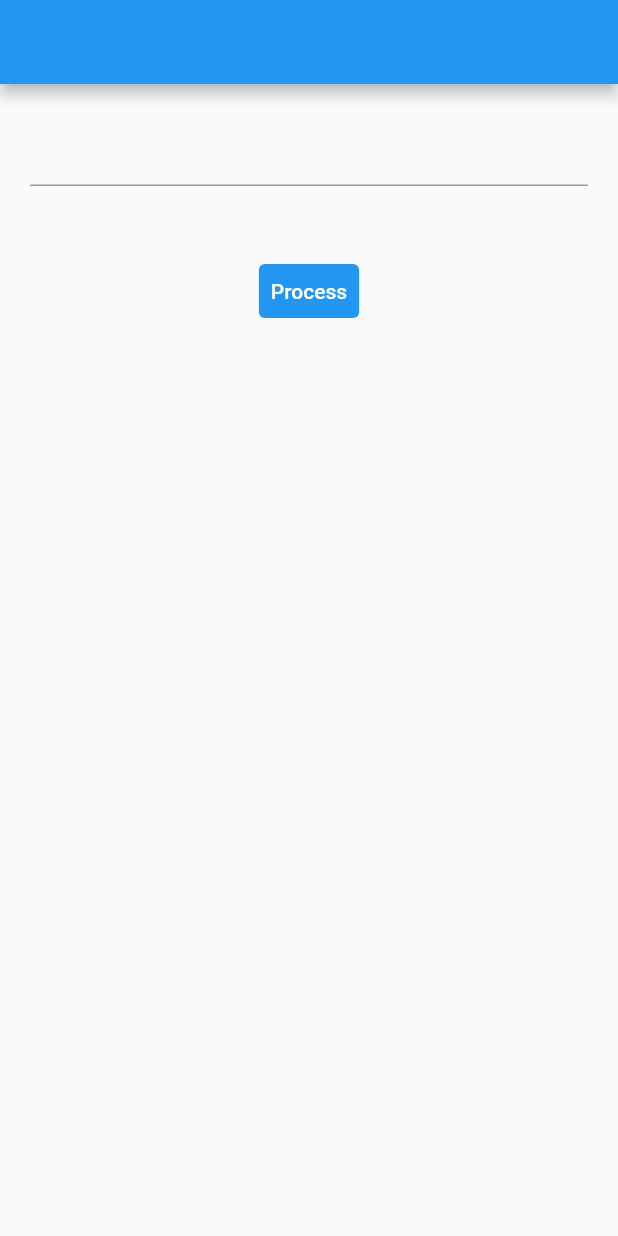
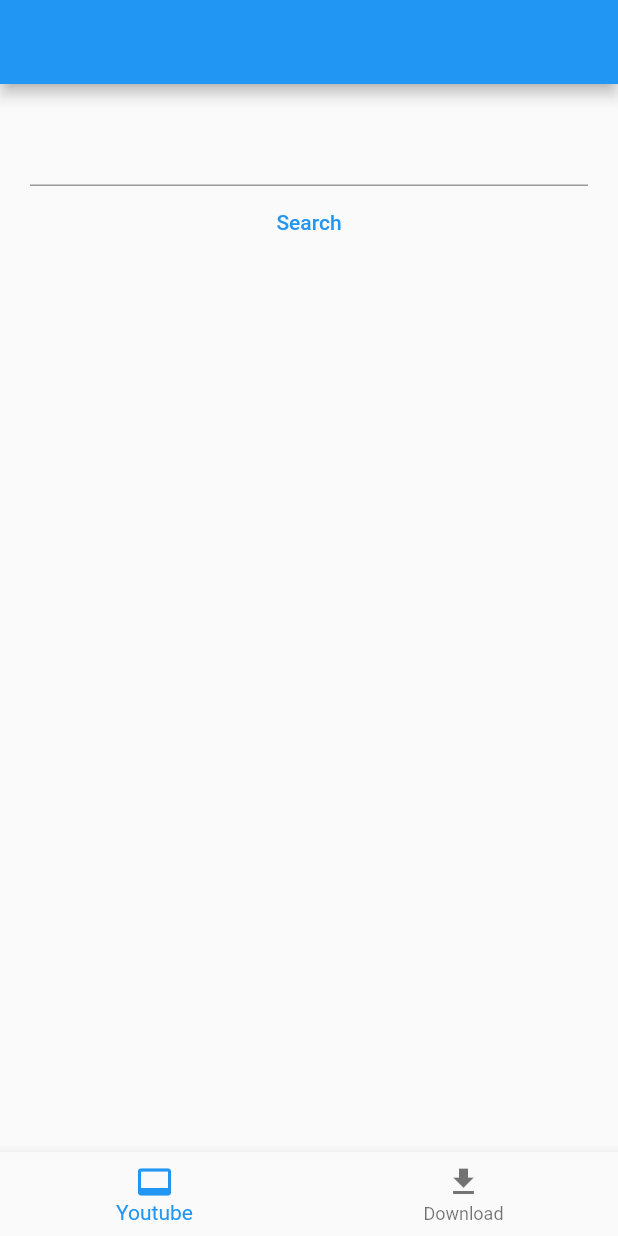
Before and after one commit to zizo-pro/audizi, a Flutter app: the screen it shows after launch, on a phone screen of 412 x 824 dp. Run offline on Flutter 3.47's test engine with Material 2 defaults, Android fonts, the phone set to English and light mode, and no system bars; our stand-ins replace cached_network_image, conditional_builder_null_safety, flutter_bloc, percent_indicator; missing offline and left inert: audiotagger, ffmpeg_kit_flutter_audio, image_downloader, youtube_api, youtube_explode_dart.

Commit message:
created the youtube tab and search bar

```diff
--- a/lib/cubit/cubit.dart
+++ b/lib/cubit/downloader_cubit/DownloaderCubit.dart
@@ -1,18 +1,19 @@
+// ignore_for_file: prefer_typing_uninitialized_variables, file_names
+
 import 'dart:developer';
 import 'dart:io';
 import 'package:audiotagger/audiotagger.dart';
-import 'package:drive_music/audio_tagger.dart';
-import 'package:drive_music/cubit/states.dart';
+import 'package:drive_music/cubit/downloader_cubit/DownloaderStates.dart';
 import 'package:ffmpeg_kit_flutter_audio/ffmpeg_kit.dart';
 import 'package:flutter/material.dart';
 import 'package:flutter_bloc/flutter_bloc.dart';
 import 'package:image_downloader/image_downloader.dart';
 import 'package:youtube_explode_dart/youtube_explode_dart.dart';
 
-class AppCubit extends Cubit<AppStates> {
-  AppCubit() : super(AppInitState());
+class DownloaderCubit extends Cubit<DownloadStates> {
+  DownloaderCubit() : super(DownloaderInitState());
 
-  static AppCubit get(context) => BlocProvider.of(context);
+  static DownloaderCubit get(context) => BlocProvider.of(context);
 
   TextEditingController linkEntry = TextEditingController();
   List<FileSystemEntity> entities = [];
@@ -25,15 +26,13 @@ class AppCubit extends Cubit<AppStates> {
   Future<void> downloadVideo({required String link}) async {
     var yt = YoutubeExplode();
 
-    var videox = await yt.videos.get(link).then((value) {
+    await yt.videos.get(link).then((value) {
       videoName = value.title;
       value.publishDate!.year;
-      // value.
-
       videoArtist = value.author;
       imageUrl = value.thumbnails.highResUrl;
       video = value;
-      emit(AppLinkEnterState());
+      emit(DownloaderLinkEnterState());
     });
 
     var manifest = await yt.videos.streamsClient.getManifest(link);
@@ -49,13 +48,10 @@ class AppCubit extends Cubit<AppStates> {
       count += data.length;
       progress = ((count / len) * 100).ceil();
       fileStream.add(data);
-      emit(AppProgressBar());
+      emit(DownloaderProgressBar());
     }
     downloadImage(url: imageUrl, title: videoName);
     await fileStream.close().then((value) => convert(video));
-
-    // await convert().then((value) => tag(video: video).then((value) {}));
-    // tag(video: video);
   }
 
   Future<void> convert(video) async {
--- /dev/null
+++ b/lib/cubit/downloader_cubit/DownloaderStates.dart
@@ -0,0 +1,5 @@
+abstract class DownloadStates{}
+
+class DownloaderInitState extends DownloadStates {}
+class DownloaderLinkEnterState extends DownloadStates{}
+class DownloaderProgressBar extends DownloadStates {}
--- /dev/null
+++ b/lib/cubit/main_cubit/AppCubit.dart
@@ -0,0 +1,60 @@
+import 'dart:developer';
+
+import 'package:drive_music/cubit/main_cubit/AppStates.dart';
+import 'package:drive_music/cubit/youtube_cubit/YoutubeCubit.dart';
+import 'package:drive_music/cubit/youtube_cubit/YoutubeStates.dart';
+import 'package:drive_music/screens/downloader_screen/downloader_screen.dart';
+import 'package:drive_music/screens/youtube_screen/youtube_screen.dart';
+import 'package:drive_music/shared/constant.dart';
+import 'package:flutter/material.dart';
+import 'package:flutter_bloc/flutter_bloc.dart';
+import 'package:youtube_api/youtube_api.dart';
+
+class AppCubit extends Cubit<AppStates> {
+  AppCubit() : super(AppInitState());
+  static AppCubit get(context) => BlocProvider.of(context);
+  // TextEditingController searchInput = TextEditingController();
+  List<Widget> screens = const [YoutubeScreen(), DownloaderScreen()];
+  int currentIndex = 0;
+
+  List<AppBar> appBars = [AppBar(), AppBar()];
+
+  void changeBottomNav(int index) {
+    currentIndex = index;
+    emit(AppChangeBottomNavState());
+  }
+
+  // Widget appbar() {
+  //   return AppBar(
+  //     actions: [
+  //       Padding(
+  //         padding: const EdgeInsets.all(8.0),
+  //         child: Container(
+  //           width: 250,
+  //           height: 10,
+  //           decoration: BoxDecoration(
+  //               color: Colors.white,
+  //               border: Border.all(color: Colors.blue),
+  //               borderRadius: const BorderRadius.all(Radius.circular(20))),
+  //           child: Padding(
+  //             padding: const EdgeInsets.only(bottom: 0, left: 10, top: 20),
+  //             child: TextFormField(
+  //               controller: searchInput,
+  //               decoration: InputDecoration(
+  //                   border: InputBorder.none, hintText: "Search ..."),
+  //             ),
+  //           ),
+  //         ),
+  //       ),
+  //       const SizedBox(width: 30),
+  //       IconButton(
+  //           onPressed: () {
+  //             search();
+  //           },
+  //           icon: Icon(Icons.search))
+  //     ],
+  //   );
+  // }
+
+
+}
--- /dev/null
+++ b/lib/cubit/main_cubit/AppStates.dart
@@ -0,0 +1,5 @@
+abstract class AppStates{}
+
+class AppInitState extends AppStates{}
+
+class AppChangeBottomNavState extends AppStates{}
--- a/lib/cubit/states.dart
+++ /dev/null
@@ -1,5 +0,0 @@
-abstract class AppStates{}
-
-class AppInitState extends AppStates{}
-class AppLinkEnterState extends AppStates{}
-class AppProgressBar extends AppStates{}
--- /dev/null
+++ b/lib/cubit/youtube_cubit/YoutubeCubit.dart
@@ -0,0 +1,23 @@
+import 'dart:developer';
+
+import 'package:drive_music/cubit/youtube_cubit/YoutubeStates.dart';
+import 'package:flutter/cupertino.dart';
+import 'package:flutter_bloc/flutter_bloc.dart';
+import 'package:youtube_api/youtube_api.dart';
+import 'package:youtube_explode_dart/youtube_explode_dart.dart';
+
+class YoutubeCubit extends Cubit<YoutubeStates> {
+  YoutubeCubit() : super(YoutubeInitState());
+
+  static YoutubeCubit get(context) => BlocProvider.of(context);
+
+  TextEditingController searchInput = TextEditingController();
+  static String apiKey = "AIzaSyCf_paCAaTAp-EE780Te6NSKgBsa71i-Xg";
+  YoutubeAPI youtube = YoutubeAPI(apiKey);
+  List<YouTubeVideo> videoResult = [];
+  Future<void> search() async {
+    videoResult = await youtube.search(searchInput.text,
+        order: 'relevance', videoDuration: 'any');
+    emit(YoutubeSearchState());
+  }
+}
--- /dev/null
+++ b/lib/cubit/youtube_cubit/YoutubeStates.dart
@@ -0,0 +1,4 @@
+abstract class YoutubeStates{}
+
+class YoutubeInitState extends YoutubeStates{}
+class YoutubeSearchState extends YoutubeStates{}
--- a/lib/main.dart
+++ b/lib/main.dart
@@ -1,9 +1,12 @@
-import 'package:drive_music/cubit/states.dart';
+import 'package:drive_music/cubit/downloader_cubit/DownloaderStates.dart';
+import 'package:drive_music/cubit/main_cubit/AppCubit.dart';
+import 'package:drive_music/cubit/main_cubit/AppStates.dart';
+import 'package:drive_music/cubit/youtube_cubit/YoutubeCubit.dart';
 import 'package:drive_music/screens/layout/home_layout.dart';
 import 'package:flutter/material.dart';
 import 'package:flutter_bloc/flutter_bloc.dart';
 
-import 'cubit/cubit.dart';
+import 'cubit/downloader_cubit/DownloaderCubit.dart';
 
 void main() {
   print("test");
@@ -19,10 +22,9 @@ class MyApp extends StatelessWidget {
   Widget build(BuildContext context) {
     return MultiBlocProvider(
       providers: [
-        BlocProvider(
-          create: (context) => AppCubit()
-
-        ),
+        BlocProvider(create: (context) => AppCubit()),
+        BlocProvider(create: (context) => DownloaderCubit()),
+        BlocProvider(create: (context) => YoutubeCubit()),
       ],
       child: BlocConsumer<AppCubit, AppStates>(
           listener: (context, state) {},
--- a/lib/screens/layout/home_layout.dart
+++ b/lib/screens/layout/home_layout.dart
@@ -1,7 +1,9 @@
 import 'package:cached_network_image/cached_network_image.dart';
 import 'package:conditional_builder_null_safety/conditional_builder_null_safety.dart';
-import 'package:drive_music/cubit/cubit.dart';
-import 'package:drive_music/cubit/states.dart';
+import 'package:drive_music/cubit/downloader_cubit/DownloaderCubit.dart';
+import 'package:drive_music/cubit/downloader_cubit/DownloaderStates.dart';
+import 'package:drive_music/cubit/main_cubit/AppCubit.dart';
+import 'package:drive_music/cubit/main_cubit/AppStates.dart';
 import 'package:flutter/material.dart';
 import 'package:flutter_bloc/flutter_bloc.dart';
 import 'package:percent_indicator/linear_percent_indicator.dart';
@@ -16,69 +18,19 @@ class HomeLayout extends StatelessWidget {
         builder: (context, state) {
           var cubit = AppCubit.get(context);
           return Scaffold(
-            appBar: AppBar(),
-            body: Padding(
-              padding: const EdgeInsets.all(20.0),
-              child: Column(
-                children: [
-                  TextFormField(
-                    controller: cubit.linkEntry,
-                  ),
-                  const SizedBox(
-                    height: 10,
-                  ),
-                  Text(cubit.videoName),
-                  const SizedBox(
-                    height: 10,
-                  ),
-                  ConditionalBuilder(
-                    condition: cubit.imageUrl != '',
-                    builder: (context) {
-                      return CachedNetworkImage(
-                        imageUrl: cubit.imageUrl,
-                        placeholder: (context, url) =>
-                            const CircularProgressIndicator(),
-                      );
-                    },
-                    fallback: (context) {
-                      return const SizedBox();
-                    },
-                  ),
-                  const SizedBox(
-                    height: 10,
-                  ),
-                  TextButton(
-                    onPressed: () {
-                      cubit.downloadVideo(link: cubit.linkEntry.text);
-                    },
-                    style: const ButtonStyle(
-                        backgroundColor: MaterialStatePropertyAll(Colors.blue)),
-                    child: const Text(
-                      "Process",
-                      style: TextStyle(color: Colors.white),
-                    ),
-                  ),
-                  ConditionalBuilder(
-                    condition: (cubit.progress != 0 && cubit.progress != 100),
-                    fallback: (context) => ConditionalBuilder(
-                      condition: cubit.progress == 100,
-                      builder: (context) {
-                        return const Text("Downloaded Successfully");
-                      },
-                      fallback: (context) => const SizedBox(),
-                    ),
-                    builder: (context) => LinearPercentIndicator(
-                      center: Text("${cubit.progress.toString()}%"),
-                      animationDuration: 2500,
-                      progressColor: Colors.lightBlue[400],
-                      percent: cubit.progress / 100,
-                      lineHeight: 15.0,
-                      barRadius: const Radius.circular(8),
-                    ),
-                  )
-                ],
-              ),
-            ),
+            appBar: cubit.appBars[cubit.currentIndex],
+            body: cubit.screens[cubit.currentIndex],
+            bottomNavigationBar: BottomNavigationBar(
+                currentIndex: cubit.currentIndex,
+                onTap: (value) {
+                  cubit.changeBottomNav(value);
+                },
+                items: const [
+                  BottomNavigationBarItem(
+                      icon: Icon(Icons.video_label_outlined), label: "Youtube"),
+                  BottomNavigationBarItem(
+                      icon: Icon(Icons.download), label: "Download")
+                ]),
           );
         });
   }
--- /dev/null
+++ b/lib/screens/youtube_screen/youtube_screen.dart
@@ -0,0 +1,47 @@
+import 'package:drive_music/cubit/youtube_cubit/YoutubeCubit.dart';
+import 'package:drive_music/cubit/youtube_cubit/YoutubeStates.dart';
+import 'package:drive_music/shared/constant.dart';
+import 'package:flutter/material.dart';
+import 'package:flutter_bloc/flutter_bloc.dart';
+
+class YoutubeScreen extends StatelessWidget {
+  const YoutubeScreen({super.key});
+
+  @override
+  Widget build(BuildContext context) {
+    return BlocConsumer<YoutubeCubit, YoutubeStates>(
+      listener: (context, state) {},
+      builder: (context, state) {
+        var cubit = YoutubeCubit.get(context);
+
+        return SingleChildScrollView(
+          child: Padding(
+          padding: const EdgeInsets.all(20),
+            child: Column(
+              children: [
+                TextFormField(controller: cubit.searchInput),
+                TextButton(
+                    onPressed: () {
+                      cubit.search();
+                    },
+                    child: Text("Search")),
+                const SizedBox(
+                  height: 15,
+                ),
+                ListView.separated(
+                  shrinkWrap: true,
+                  physics: const NeverScrollableScrollPhysics(),
+                  itemBuilder: (context, index) => VideoItem(video: cubit.videoResult[index]),
+                  separatorBuilder: (context, index) => const SizedBox(
+                    height: 10,
+                  ),
+                  itemCount: cubit.videoResult.length,
+                ),
+              ],
+            ),
+          ),
+        );
+      },
+    );
+  }
+}
--- a/pubspec.yaml
+++ b/pubspec.yaml
@@ -42,6 +42,7 @@ dependencies:
   image_downloader: ^0.31.0
   http: any
   path_provider: ^2.0.2
+  youtube_api: ^1.0.4
 
 
   # The following adds the Cupertino Icons font to your application.
```
Also changed, not shown: lib/screens/downloader_screen/downloader_screen.dart (added, +76 -0 lines), lib/shared/constant.dart (added, +16 -0 lines), pubspec.lock, 1 other file.
